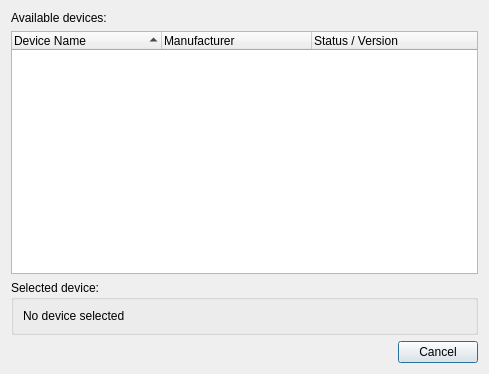
This is usbselector.ui in c3d/db48x-from-newrpl as Qt 5 draws it before an edit. The edited form follows.
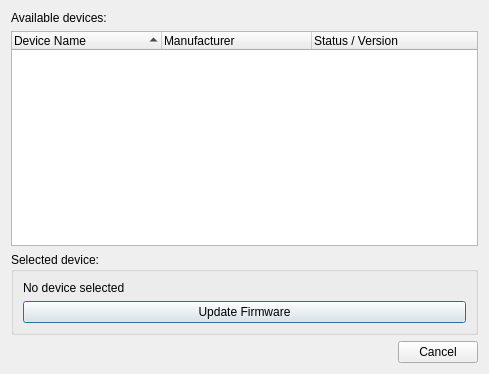
This is the edited form.

Commit message: Started work on firmware update from newRPL Desktop

The edit to the form file:
```diff
--- a/usbselector.ui
+++ b/usbselector.ui
@@ -68,6 +68,13 @@
         </property>
        </widget>
       </item>
+      <item>
+       <widget class="QPushButton" name="updateFirmware">
+        <property name="text">
+         <string>Update Firmware</string>
+        </property>
+       </widget>
+      </item>
      </layout>
     </widget>
    </item>
```
The commit also changes 14 other files.
